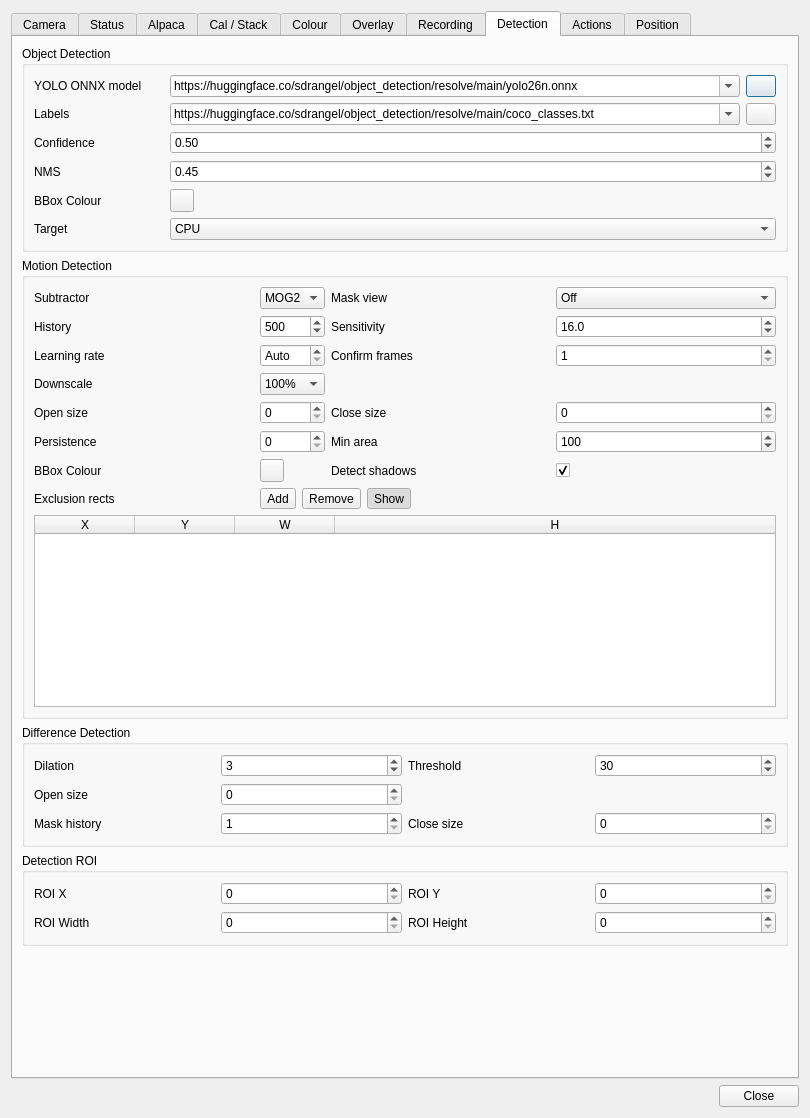
This is plugins/feature/camera/camerasettingsdialog.ui in srcejon/sdrangel as Qt 5 draws it before an edit. The edited form follows.
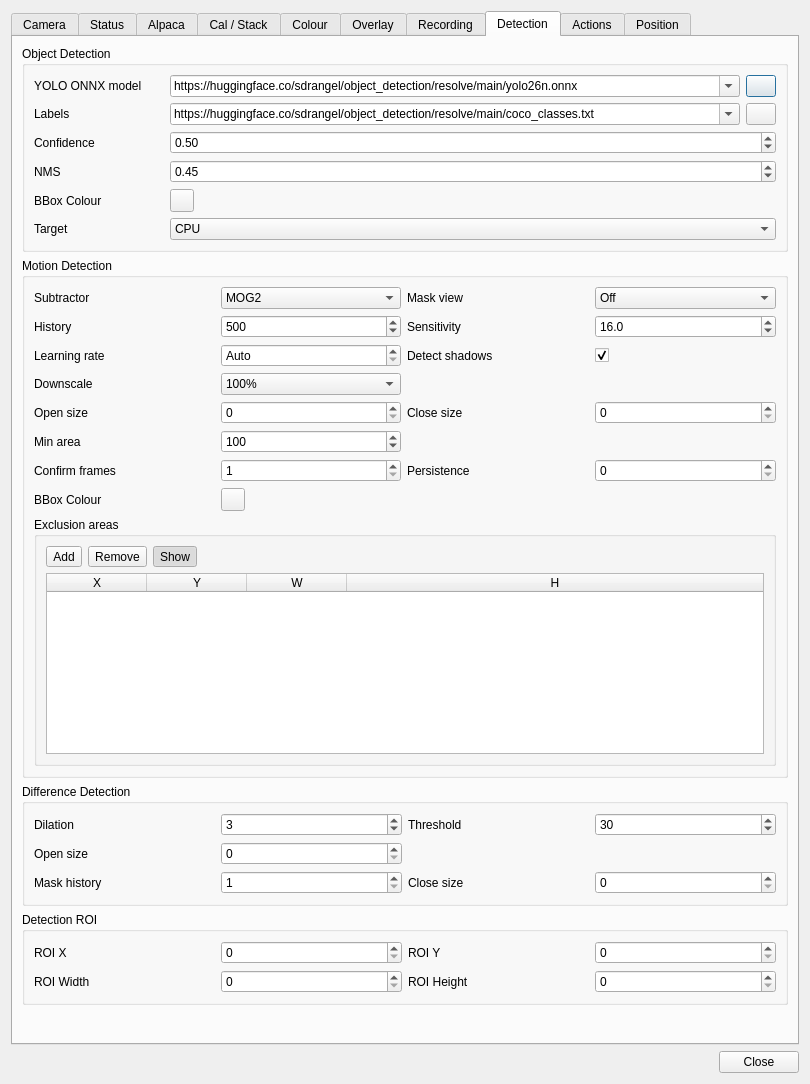
This is the edited form. The open tabs and pages were chosen to show the change. Icons and pictures are not drawn.

The edit to the form file:
```diff
--- a/plugins/feature/camera/camerasettingsdialog.ui
+++ b/plugins/feature/camera/camerasettingsdialog.ui
@@ -7,7 +7,7 @@
     <x>0</x>
     <y>0</y>
     <width>810</width>
-    <height>1118</height>
+    <height>1084</height>
    </rect>
   </property>
   <property name="windowTitle">
@@ -3641,30 +3641,40 @@
           <string>Motion Detection</string>
          </property>
          <layout class="QGridLayout" name="gridLayout_8">
-          <item row="6" column="2">
-           <widget class="QLabel" name="minContourAreaLabel">
-            <property name="minimumSize">
-             <size>
-              <width>130</width>
-              <height>0</height>
-             </size>
+          <item row="2" column="3">
+           <widget class="QCheckBox" name="motionDetectShadowsCheck">
+            <property name="toolTip">
+             <string>Enable MOG2 shadow detection</string>
             </property>
             <property name="text">
-             <string>Min area</string>
+             <string/>
+            </property>
+            <property name="checked">
+             <bool>true</bool>
             </property>
            </widget>
           </item>
-          <item row="2" column="2">
-           <widget class="QLabel" name="motionConfirmFramesLabel">
+          <item row="0" column="1">
+           <widget class="QComboBox" name="motionBackgroundSubtractorCombo">
             <property name="minimumSize">
              <size>
-              <width>130</width>
+              <width>180</width>
               <height>0</height>
              </size>
             </property>
-            <property name="text">
-             <string>Confirm frames</string>
+            <property name="toolTip">
+             <string>Background subtractor used for motion detection</string>
             </property>
+            <item>
+             <property name="text">
+              <string>MOG2</string>
+             </property>
+            </item>
+            <item>
+             <property name="text">
+              <string>KNN</string>
+             </property>
+            </item>
            </widget>
           </item>
           <item row="1" column="2">
@@ -3680,10 +3690,10 @@
             </property>
            </widget>
           </item>
-          <item row="9" column="0">
-           <widget class="QLabel" name="motionExclusionLabel">
+          <item row="7" column="0">
+           <widget class="QLabel" name="motionBoxColorLabel">
             <property name="text">
-             <string>Exclusion rects</string>
+             <string>BBox Colour</string>
             </property>
            </widget>
           </item>
@@ -3700,6 +3710,13 @@
             </property>
            </widget>
           </item>
+          <item row="2" column="2">
+           <widget class="QLabel" name="motionDetectShadowsLabel">
+            <property name="text">
+             <string>Detect shadows</string>
+            </property>
+           </widget>
+          </item>
           <item row="2" column="1">
            <widget class="QDoubleSpinBox" name="motionLearningRateSpin">
             <property name="toolTip">
@@ -3725,19 +3742,16 @@
             </property>
            </widget>
           </item>
-          <item row="2" column="3">
-           <widget class="QSpinBox" name="motionConfirmFramesSpin">
-            <property name="toolTip">
-             <string>Motion must persist for this many consecutive frames before it is reported</string>
+          <item row="6" column="2">
+           <widget class="QLabel" name="motionPersistenceFramesLabel">
+            <property name="minimumSize">
+             <size>
+              <width>130</width>
+              <height>0</height>
+             </size>
             </property>
-            <property name="minimum">
-             <number>1</number>
-            </property>
-            <property name="maximum">
-             <number>60</number>
-            </property>
-            <property name="value">
-             <number>1</number>
+            <property name="text">
+             <string>Persistence</string>
             </property>
            </widget>
           </item>
@@ -3754,40 +3768,7 @@
             </property>
            </widget>
           </item>
-          <item row="10" column="0" colspan="4">
-           <widget class="QTableWidget" name="motionExclusionTable">
-            <property name="toolTip">
-             <string>Full-resolution exclusion rectangles for diff/motion detection</string>
-            </property>
-            <property name="columnCount">
-             <number>4</number>
-            </property>
-            <attribute name="horizontalHeaderStretchLastSection">
-             <bool>true</bool>
-            </attribute>
-            <column>
-             <property name="text">
-              <string>X</string>
-             </property>
-            </column>
-            <column>
-             <property name="text">
-              <string>Y</string>
-             </property>
-            </column>
-            <column>
-             <property name="text">
-              <string>W</string>
-             </property>
-            </column>
-            <column>
-             <property name="text">
-              <string>H</string>
-             </property>
-            </column>
-           </widget>
-          </item>
-          <item row="6" column="1">
+          <item row="6" column="3">
            <widget class="QSpinBox" name="motionPersistenceFramesSpin">
             <property name="toolTip">
              <string>Keep the last motion boxes for this many frames after motion disappears</string>
@@ -3800,6 +3781,57 @@
             </property>
            </widget>
           </item>
+          <item row="6" column="1">
+           <widget class="QSpinBox" name="motionConfirmFramesSpin">
+            <property name="toolTip">
+             <string>Motion must persist for this many consecutive frames before it is reported</string>
+            </property>
+            <property name="minimum">
+             <number>1</number>
+            </property>
+            <property name="maximum">
+             <number>60</number>
+            </property>
+            <property name="value">
+             <number>1</number>
+            </property>
+           </widget>
+          </item>
+          <item row="3" column="1">
+           <widget class="QComboBox" name="motionDownscaleCombo">
+            <property name="toolTip">
+             <string>Optional downscaled path for motion detection</string>
+            </property>
+            <item>
+             <property name="text">
+              <string>100%</string>
+             </property>
+            </item>
+            <item>
+             <property name="text">
+              <string>50%</string>
+             </property>
+            </item>
+            <item>
+             <property name="text">
+              <string>25%</string>
+             </property>
+            </item>
+           </widget>
+          </item>
+          <item row="6" column="0">
+           <widget class="QLabel" name="motionConfirmFramesLabel">
+            <property name="minimumSize">
+             <size>
+              <width>130</width>
+              <height>0</height>
+             </size>
+            </property>
+            <property name="text">
+             <string>Confirm frames</string>
+            </property>
+           </widget>
+          </item>
           <item row="1" column="1">
            <widget class="QSpinBox" name="motionHistorySpin">
             <property name="toolTip">
@@ -3816,8 +3848,8 @@
             </property>
            </widget>
           </item>
-          <item row="6" column="0">
-           <widget class="QLabel" name="motionPersistenceFramesLabel">
+          <item row="0" column="2">
+           <widget class="QLabel" name="motionMaskViewLabel">
             <property name="minimumSize">
              <size>
               <width>130</width>
@@ -3825,10 +3857,53 @@
              </size>
             </property>
             <property name="text">
-             <string>Persistence</string>
+             <string>Mask view</string>
             </property>
            </widget>
           </item>
+          <item row="0" column="3">
+           <widget class="QComboBox" name="motionMaskViewCombo">
+            <property name="minimumSize">
+             <size>
+              <width>180</width>
+              <height>0</height>
+             </size>
+            </property>
+            <property name="toolTip">
+             <string>Display an intermediate motion fgMask stage instead of the normal image</string>
+            </property>
+            <item>
+             <property name="text">
+              <string>Off</string>
+             </property>
+            </item>
+            <item>
+             <property name="text">
+              <string>Raw</string>
+             </property>
+            </item>
+            <item>
+             <property name="text">
+              <string>Thresholded</string>
+             </property>
+            </item>
+            <item>
+             <property name="text">
+              <string>Opened</string>
+             </property>
+            </item>
+            <item>
+             <property name="text">
+              <string>Closed</string>
+             </property>
+            </item>
+            <item>
+             <property name="text">
+              <string>Final</string>
+             </property>
+            </item>
+           </widget>
+          </item>
           <item row="4" column="0">
            <widget class="QLabel" name="motionOpenSizeLabel">
             <property name="minimumSize">
@@ -3842,22 +3917,6 @@
             </property>
            </widget>
           </item>
-          <item row="6" column="3">
-           <widget class="QSpinBox" name="minContourAreaSpin">
-            <property name="toolTip">
-             <string>Minimum contour area (px²)</string>
-            </property>
-            <property name="minimum">
-             <number>0</number>
-            </property>
-            <property name="maximum">
-             <number>1000</number>
-            </property>
-            <property name="value">
-             <number>100</number>
-            </property>
-           </widget>
-          </item>
           <item row="1" column="3">
            <widget class="QDoubleSpinBox" name="motionVarThresholdSpin">
             <property name="toolTip">
@@ -3893,56 +3952,115 @@
             </property>
            </widget>
           </item>
-          <item row="3" column="1">
-           <widget class="QComboBox" name="motionDownscaleCombo">
+          <item row="5" column="1">
+           <widget class="QSpinBox" name="minContourAreaSpin">
             <property name="toolTip">
              <string>Optional downscaled path for motion detection</string>
             </property>
-            <item>
-             <property name="text">
-              <string>100%</string>
-             </property>
-            </item>
-            <item>
-             <property name="text">
-              <string>50%</string>
-             </property>
-            </item>
-            <item>
-             <property name="text">
-              <string>25%</string>
-             </property>
-            </item>
-           </widget>
-          </item>
-          <item row="8" column="3">
-           <widget class="QCheckBox" name="motionDetectShadowsCheck">
-            <property name="toolTip">
-             <string>Enable MOG2 shadow detection</string>
+            <property name="minimum">
+             <number>0</number>
             </property>
-            <property name="text">
-             <string/>
+            <property name="maximum">
+             <number>1000</number>
             </property>
-            <property name="checked">
-             <bool>true</bool>
+            <property name="value">
+             <number>100</number>
             </property>
            </widget>
           </item>
-          <item row="8" column="1">
-           <widget class="QToolButton" name="motionBoxColorButton">
-            <property name="toolTip">
-             <string>Select bounding box colour</string>
+          <item row="8" column="0" colspan="4">
+           <widget class="QGroupBox" name="groupBox_2">
+            <property name="title">
+             <string>Exclusion areas</string>
             </property>
-            <property name="text">
-             <string/>
-            </property>
-           </widget>
-          </item>
-          <item row="8" column="0">
-           <widget class="QLabel" name="motionBoxColorLabel">
-            <property name="text">
-             <string>BBox Colour</string>
-            </property>
+            <layout class="QVBoxLayout" name="verticalLayout_4">
+             <item>
+              <layout class="QHBoxLayout" name="motionExclusionButtonsLayout">
+               <item>
+                <widget class="QToolButton" name="motionExclusionAddButton">
+                 <property name="toolTip">
+                  <string>Add an exclusion rectangle for diff/motion detection</string>
+                 </property>
+                 <property name="text">
+                  <string>Add</string>
+                 </property>
+                </widget>
+               </item>
+               <item>
+                <widget class="QToolButton" name="motionExclusionRemoveButton">
+                 <property name="toolTip">
+                  <string>Remove the selected exclusion rectangle</string>
+                 </property>
+                 <property name="text">
+                  <string>Remove</string>
+                 </property>
+                </widget>
+               </item>
+               <item>
+                <widget class="QToolButton" name="motionExclusionShowButton">
+                 <property name="toolTip">
+                  <string>Show or hide exclusion rectangles on the preview image</string>
+                 </property>
+                 <property name="text">
+                  <string>Show</string>
+                 </property>
+                 <property name="checkable">
+                  <bool>true</bool>
+                 </property>
+                 <property name="checked">
+                  <bool>true</bool>
+                 </property>
+                </widget>
+               </item>
+               <item>
+                <spacer name="motionExclusionButtonsSpacer">
+                 <property name="orientation">
+                  <enum>Qt::Orientation::Horizontal</enum>
+                 </property>
+                 <property name="sizeHint" stdset="0">
+                  <size>
+                   <width>40</width>
+                   <height>20</height>
+                  </size>
+                 </property>
+                </spacer>
+               </item>
+              </layout>
+             </item>
+             <item>
+              <widget class="QTableWidget" name="motionExclusionTable">
+               <property name="toolTip">
+                <string>Full-resolution exclusion rectangles for diff/motion detection</string>
+               </property>
+               <property name="columnCount">
+                <number>4</number>
+               </property>
+               <attribute name="horizontalHeaderStretchLastSection">
+                <bool>true</bool>
+               </attribute>
+               <column>
+                <property name="text">
+                 <string>X</string>
+                </property>
+               </column>
+               <column>
+                <property name="text">
+                 <string>Y</string>
+                </property>
+               </column>
+               <column>
+                <property name="text">
+                 <string>W</string>
+                </property>
+               </column>
+               <column>
+                <property name="text">
+                 <string>H</string>
+                </property>
+               </column>
+              </widget>
+             </item>
+            </layout>
            </widget>
           </item>
           <item row="3" column="0">
@@ -3958,63 +4076,16 @@
             </property>
            </widget>
           </item>
-          <item row="9" column="1" colspan="3">
-           <layout class="QHBoxLayout" name="motionExclusionButtonsLayout">
-            <item>
-             <widget class="QToolButton" name="motionExclusionAddButton">
-              <property name="toolTip">
-               <string>Add an exclusion rectangle for diff/motion detection</string>
-              </property>
-              <property name="text">
-               <string>Add</string>
-              </property>
-             </widget>
-            </item>
-            <item>
-             <widget class="QToolButton" name="motionExclusionRemoveButton">
-              <property name="toolTip">
-               <string>Remove the selected exclusion rectangle</string>
-              </property>
-              <property name="text">
-               <string>Remove</string>
-              </property>
-             </widget>
-            </item>
-            <item>
-             <widget class="QToolButton" name="motionExclusionShowButton">
-              <property name="toolTip">
-               <string>Show or hide exclusion rectangles on the preview image</string>
-              </property>
-              <property name="text">
-               <string>Show</string>
-              </property>
-              <property name="checkable">
-               <bool>true</bool>
-              </property>
-              <property name="checked">
-               <bool>true</bool>
-              </property>
-             </widget>
-            </item>
-            <item>
-             <spacer name="motionExclusionButtonsSpacer">
-              <property name="orientation">
-               <enum>Qt::Orientation::Horizontal</enum>
-              </property>
-              <property name="sizeHint" stdset="0">
-               <size>
-                <width>40</width>
-                <height>20</height>
-               </size>
-              </property>
-             </spacer>
-            </item>
-           </layout>
-          </item>
-          <item row="8" column="2">
-           <widget class="QLabel" name="motionDetectShadowsLabel">
+          <item row="0" column="0">
+           <widget class="QLabel" name="motionBackgroundSubtractorLabel">
+            <property name="minimumSize">
+             <size>
+              <width>130</width>
+              <height>0</height>
+             </size>
+            </property>
             <property name="text">
-             <string>Detect shadows</string>
+             <string>Subtractor</string>
             </property>
            </widget>
           </item>
@@ -4044,8 +4115,8 @@
             </property>
            </widget>
           </item>
-          <item row="0" column="0">
-           <widget class="QLabel" name="motionBackgroundSubtractorLabel">
+          <item row="5" column="0">
+           <widget class="QLabel" name="minContourAreaLabel">
             <property name="minimumSize">
              <size>
               <width>130</width>
@@ -4053,77 +4124,20 @@
              </size>
             </property>
             <property name="text">
-             <string>Subtractor</string>
+             <string>Min area</string>
             </property>
            </widget>
           </item>
-          <item row="0" column="1">
-           <widget class="QComboBox" name="motionBackgroundSubtractorCombo">
+          <item row="7" column="1">
+           <widget class="QToolButton" name="motionBoxColorButton">
             <property name="toolTip">
              <string>Background subtractor used for motion detection</string>
             </property>
-            <item>
-             <property name="text">
-              <string>MOG2</string>
-             </property>
-            </item>
-            <item>
-             <property name="text">
-              <string>KNN</string>
-             </property>
-            </item>
-           </widget>
-          </item>
-          <item row="0" column="2">
-           <widget class="QLabel" name="motionMaskViewLabel">
-            <property name="minimumSize">
-             <size>
-              <width>130</width>
-              <height>0</height>
-             </size>
-            </property>
             <property name="text">
-             <string>Mask view</string>
+             <string/>
             </property>
            </widget>
           </item>
-          <item row="0" column="3">
-           <widget class="QComboBox" name="motionMaskViewCombo">
-            <property name="toolTip">
-             <string>Display an intermediate motion fgMask stage instead of the normal image</string>
-            </property>
-            <item>
-             <property name="text">
-              <string>Off</string>
-             </property>
-            </item>
-            <item>
-             <property name="text">
-              <string>Raw</string>
-             </property>
-            </item>
-            <item>
-             <property name="text">
-              <string>Thresholded</string>
-             </property>
-            </item>
-            <item>
-             <property name="text">
-              <string>Opened</string>
-             </property>
-            </item>
-            <item>
-             <property name="text">
-              <string>Closed</string>
-             </property>
-            </item>
-            <item>
-             <property name="text">
-              <string>Final</string>
-             </property>
-            </item>
-           </widget>
-          </item>
          </layout>
         </widget>
        </item>
```
Left out of the diff: 264 changed lines with no effect on the pictures.
